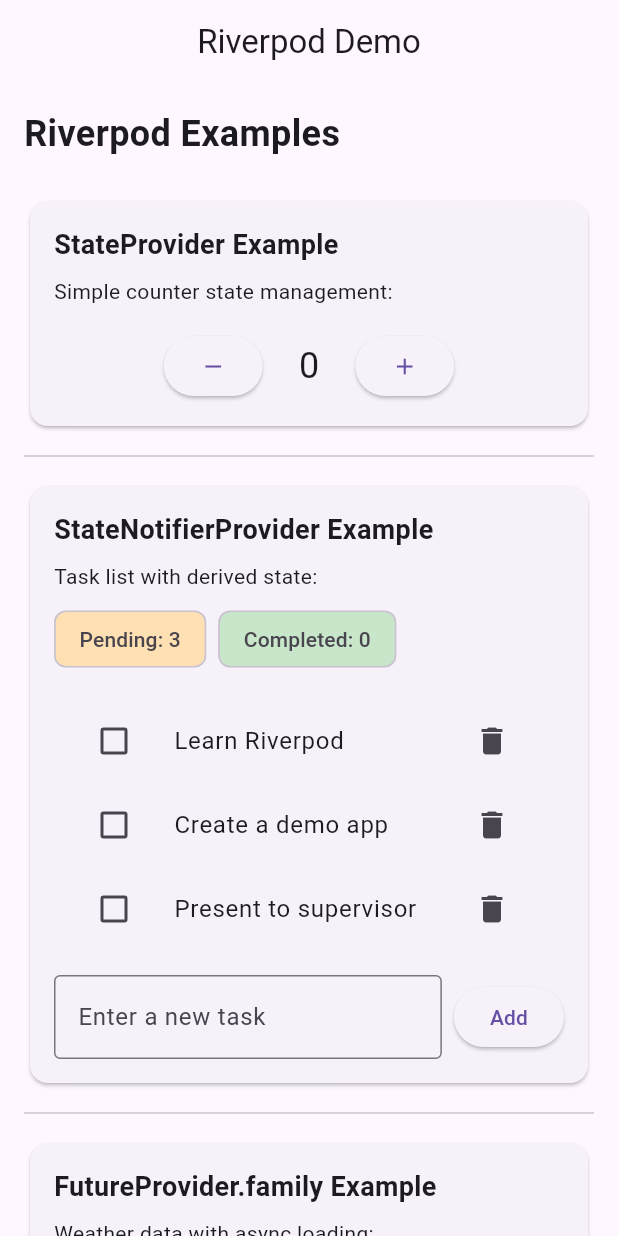
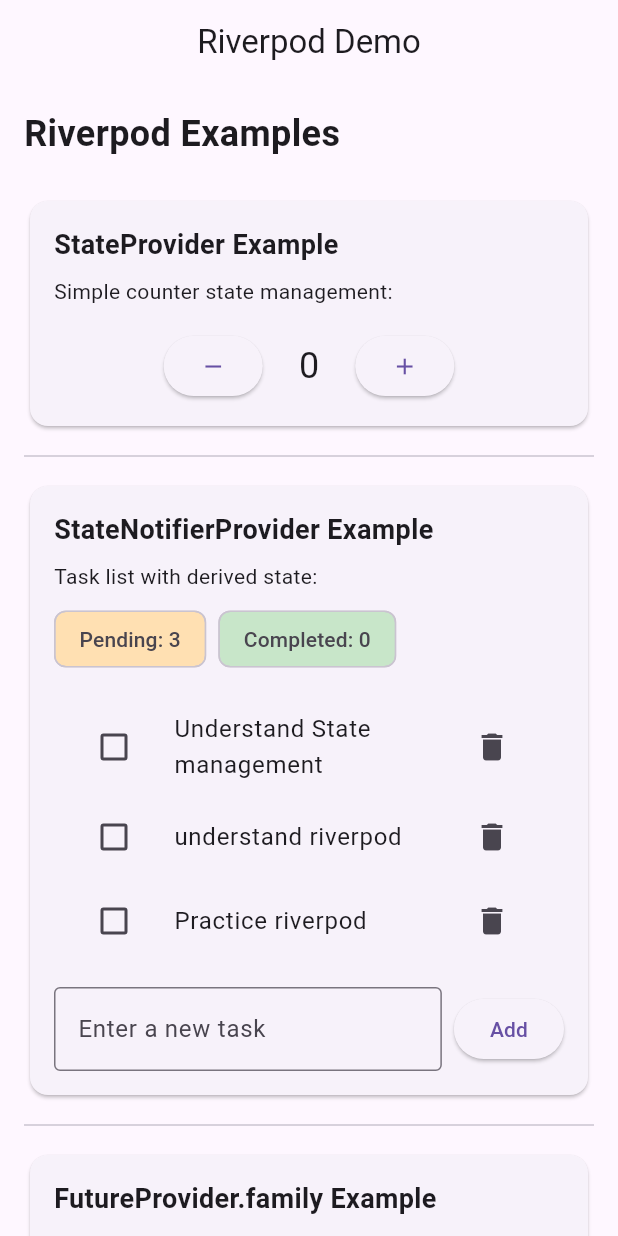
Before and after one commit to Kyomuhe/flutter_project, a Flutter app: the HomePage screen opened directly, on a phone screen of 412 x 824 dp. Run offline on Flutter 3.47's test engine with Material 3 defaults, Android fonts, the light colour scheme and no system bars; our stand-ins replace flutter_riverpod.

Commit message:
riverpod demo

```diff
--- a/lib/pages/riverPod.dart
+++ b/lib/pages/riverPod.dart
@@ -29,9 +29,9 @@
 // StateNotifier to manage task list state
 class TasksNotifier extends StateNotifier<List<Task>> {
   TasksNotifier() : super([
-    Task(id: '1', title: 'Learn Riverpod'),
-    Task(id: '2', title: 'Create a demo app'),
-    Task(id: '3', title: 'Present to supervisor'),
+    Task(id: '1', title: 'Understand State management'),
+    Task(id: '2', title: 'understand riverpod'),
+    Task(id: '3', title: 'Practice riverpod'),
   ]);
 
   void addTask(String title) {
```
